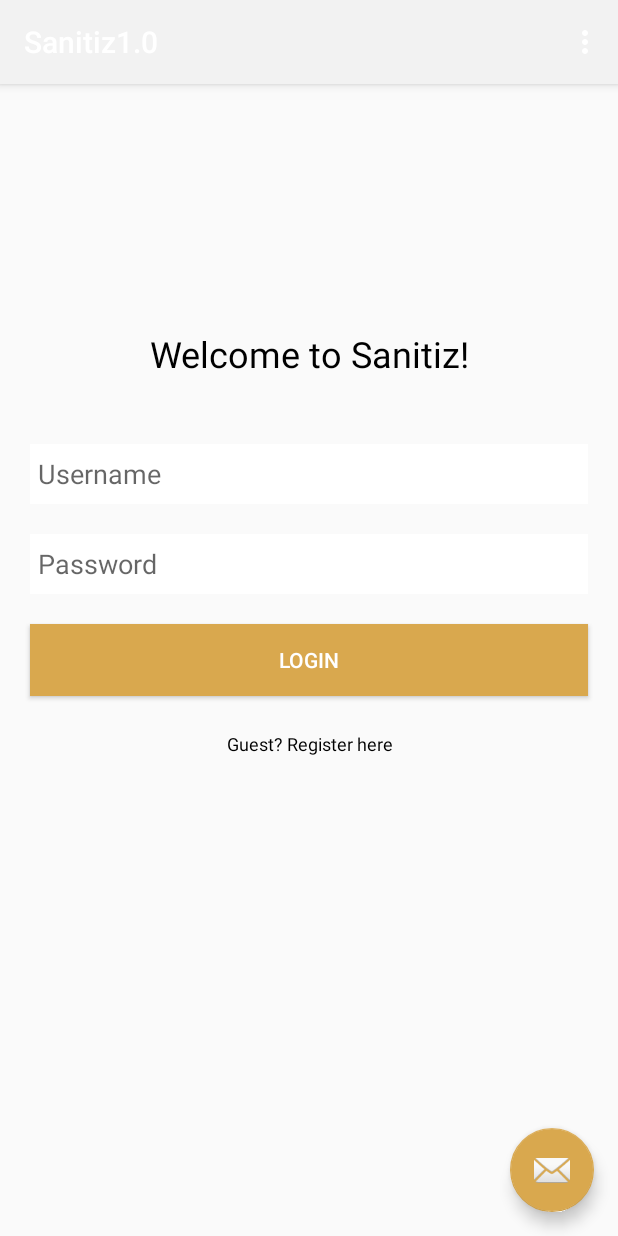
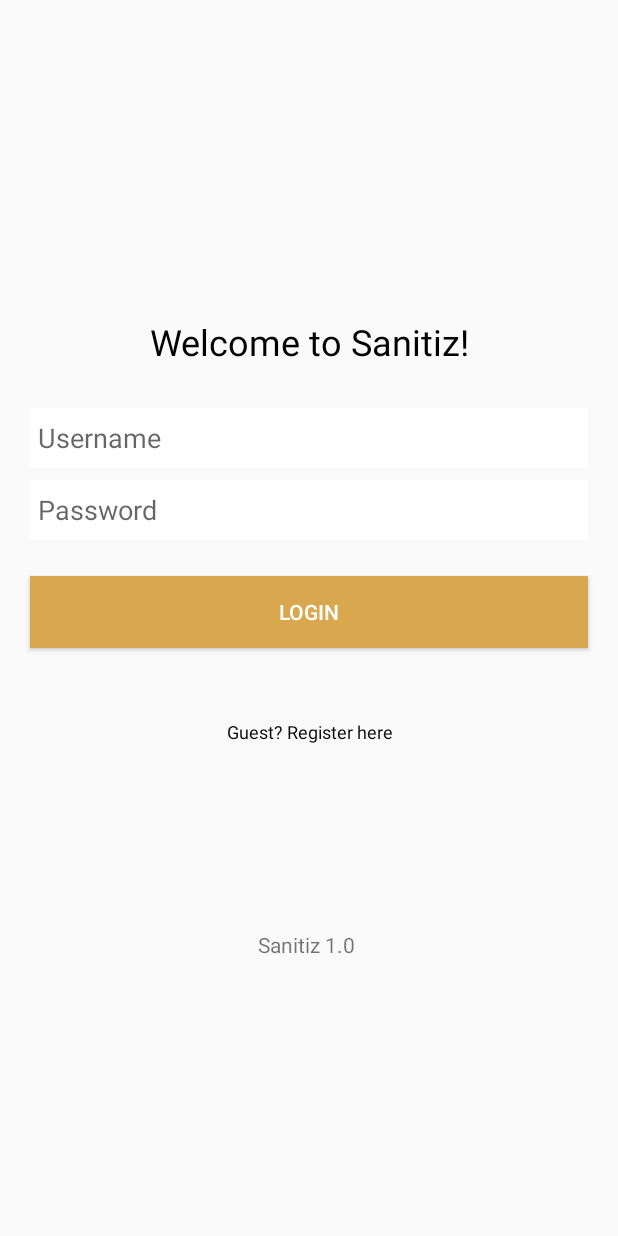
Before and after one commit to flopa69/Sanitiz1.0, an Android app: the screen it shows after launch (MainActivity), on a phone screen of 412 x 824 dp. Run offline under Robolectric (Android 15) with nearby library versions, the phone set to English and light mode, and no system bars; libraries missing offline, so code that uses them is left out: com.github.kittinunf.fuel.

Commit message:
removed the snackbar and added a version text

```diff
--- a/app/src/main/java/com/example/sanitiz10/MainActivity.kt
+++ b/app/src/main/java/com/example/sanitiz10/MainActivity.kt
@@ -33,7 +33,7 @@ class MainActivity : AppCompatActivity() {
     override fun onCreate(savedInstanceState: Bundle?) {
         super.onCreate(savedInstanceState)
         setContentView(R.layout.activity_main)
-        setSupportActionBar(toolbar)
+        //setSupportActionBar(toolbar)
 
         preferenceHelper = PreferenceHelper(this)
 
@@ -55,10 +55,7 @@ class MainActivity : AppCompatActivity() {
             }
         }
 
-        fab.setOnClickListener { view ->
-            Snackbar.make(view, "Chengwei is gay", Snackbar.LENGTH_LONG)
-                .setAction("Action", null).show()
-        }
+
     }
 
     override fun onCreateOptionsMenu(menu: Menu): Boolean {
--- a/app/src/main/res/layout/activity_main.xml
+++ b/app/src/main/res/layout/activity_main.xml
@@ -9,25 +9,8 @@
     <com.google.android.material.appbar.AppBarLayout
         android:layout_width="match_parent"
         android:layout_height="wrap_content"
-        android:theme="@style/AppTheme.AppBarOverlay">
-
-        <androidx.appcompat.widget.Toolbar
-            android:id="@+id/toolbar"
-            android:layout_width="match_parent"
-            android:layout_height="?attr/actionBarSize"
-            android:background="?attr/colorPrimary"
-            app:popupTheme="@style/AppTheme.PopupOverlay" />
-
-    </com.google.android.material.appbar.AppBarLayout>
+        android:theme="@style/AppTheme.AppBarOverlay"/>
 
     <include layout="@layout/content_main" />
 
-    <com.google.android.material.floatingactionbutton.FloatingActionButton
-        android:id="@+id/fab"
-        android:layout_width="wrap_content"
-        android:layout_height="wrap_content"
-        android:layout_gravity="bottom|end"
-        android:layout_margin="@dimen/fab_margin"
-        app:srcCompat="@android:drawable/ic_dialog_email" />
-
 </androidx.coordinatorlayout.widget.CoordinatorLayout>
--- a/app/src/main/res/layout/content_main.xml
+++ b/app/src/main/res/layout/content_main.xml
@@ -10,49 +10,55 @@
     tools:showIn="@layout/activity_main">
 
     <TextView
+        android:id="@+id/title"
         android:layout_width="match_parent"
         android:layout_height="40dp"
-        android:id="@+id/title"
+        android:layout_marginTop="208dp"
         android:gravity="center"
-        android:layout_marginTop="160dp"
+        android:text="Welcome to Sanitiz!"
         android:textColor="#000"
         android:textSize="24sp"
-        android:text="Welcome to Sanitiz!"
         app:layout_constraintEnd_toEndOf="parent"
+        app:layout_constraintHorizontal_bias="0.0"
         app:layout_constraintStart_toStartOf="parent"
-        app:layout_constraintTop_toTopOf="parent"/>
+        app:layout_constraintTop_toTopOf="parent" />
+
     <EditText
         android:id="@+id/username"
         android:layout_width="match_parent"
         android:layout_height="40dp"
-        android:layout_marginTop="240dp"
         android:layout_marginLeft="20dp"
+        android:layout_marginTop="272dp"
         android:layout_marginRight="20dp"
         android:background="#fff"
         android:hint="Username"
         android:paddingLeft="5dp"
         app:layout_constraintEnd_toEndOf="parent"
+        app:layout_constraintHorizontal_bias="0.4"
         app:layout_constraintStart_toStartOf="parent"
         app:layout_constraintTop_toTopOf="parent" />
+
     <EditText
         android:id="@+id/password"
         android:layout_width="match_parent"
         android:layout_height="40dp"
-        android:layout_marginTop="300dp"
         android:layout_marginLeft="20dp"
+        android:layout_marginTop="320dp"
         android:layout_marginRight="20dp"
         android:background="#fff"
         android:hint="Password"
         android:paddingLeft="5dp"
         app:layout_constraintEnd_toEndOf="parent"
+        app:layout_constraintHorizontal_bias="0.4"
         app:layout_constraintStart_toStartOf="parent"
         app:layout_constraintTop_toTopOf="parent" />
+
     <Button
         android:id="@+id/loginbtn"
         android:layout_width="match_parent"
         android:layout_height="wrap_content"
-        android:layout_marginTop="360dp"
         android:layout_marginLeft="20dp"
+        android:layout_marginTop="384dp"
         android:layout_marginRight="20dp"
         android:background="?attr/colorAccent"
         android:text="Login"
@@ -60,17 +66,30 @@
         app:layout_constraintEnd_toEndOf="parent"
         app:layout_constraintStart_toStartOf="parent"
         app:layout_constraintTop_toTopOf="parent" />
+
     <TextView
+        android:id="@+id/textregister"
         android:layout_width="match_parent"
         android:layout_height="40dp"
-        android:id="@+id/textregister"
+        android:layout_marginTop="468dp"
         android:gravity="center"
-        android:layout_marginTop="420dp"
+        android:text="Guest? Register here"
         android:textColor="#000"
         android:textSize="12sp"
-        android:text="Guest? Register here"
         app:layout_constraintEnd_toEndOf="parent"
+        app:layout_constraintHorizontal_bias="0.0"
         app:layout_constraintStart_toStartOf="parent"
-        app:layout_constraintTop_toTopOf="parent"/>
+        app:layout_constraintTop_toTopOf="parent" />
+
+    <TextView
+        android:id="@+id/textView"
+        android:layout_width="wrap_content"
+        android:layout_height="wrap_content"
+        android:layout_marginStart="172dp"
+        android:layout_marginLeft="172dp"
+        android:layout_marginTop="620dp"
+        android:text="Sanitiz 1.0"
+        app:layout_constraintStart_toStartOf="parent"
+        app:layout_constraintTop_toTopOf="parent" />
 
 </androidx.constraintlayout.widget.ConstraintLayout>
```
